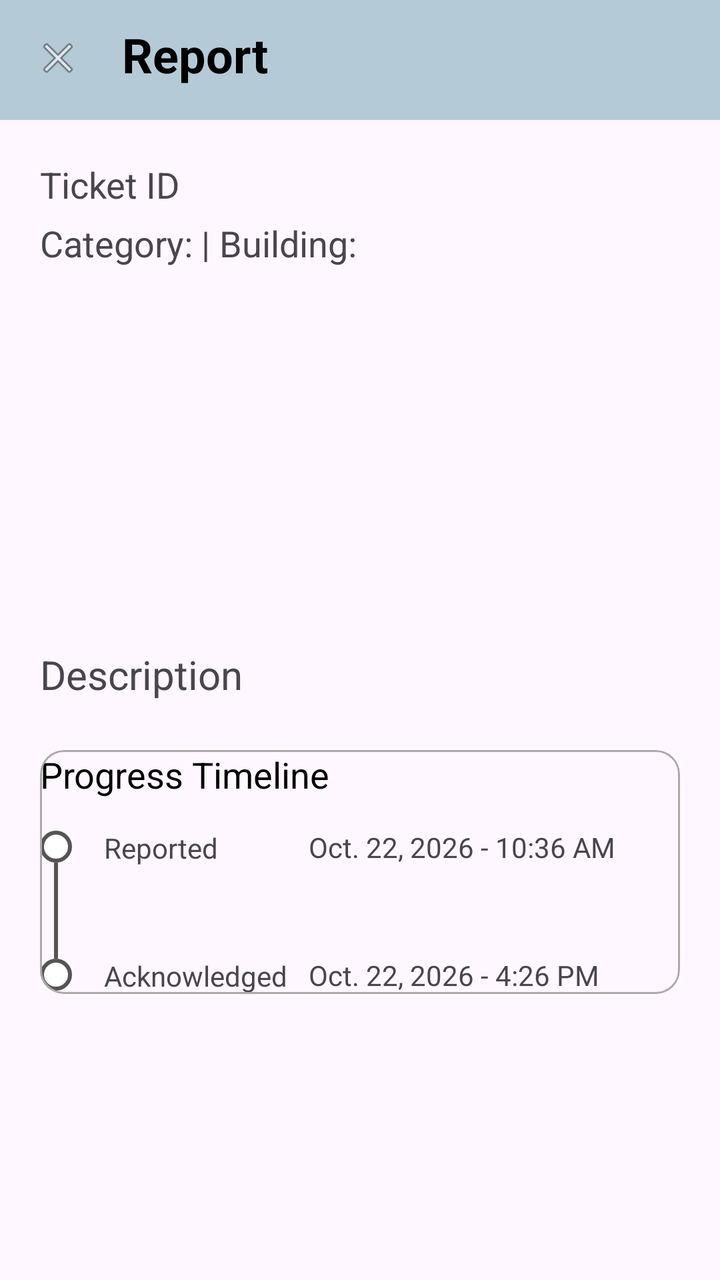
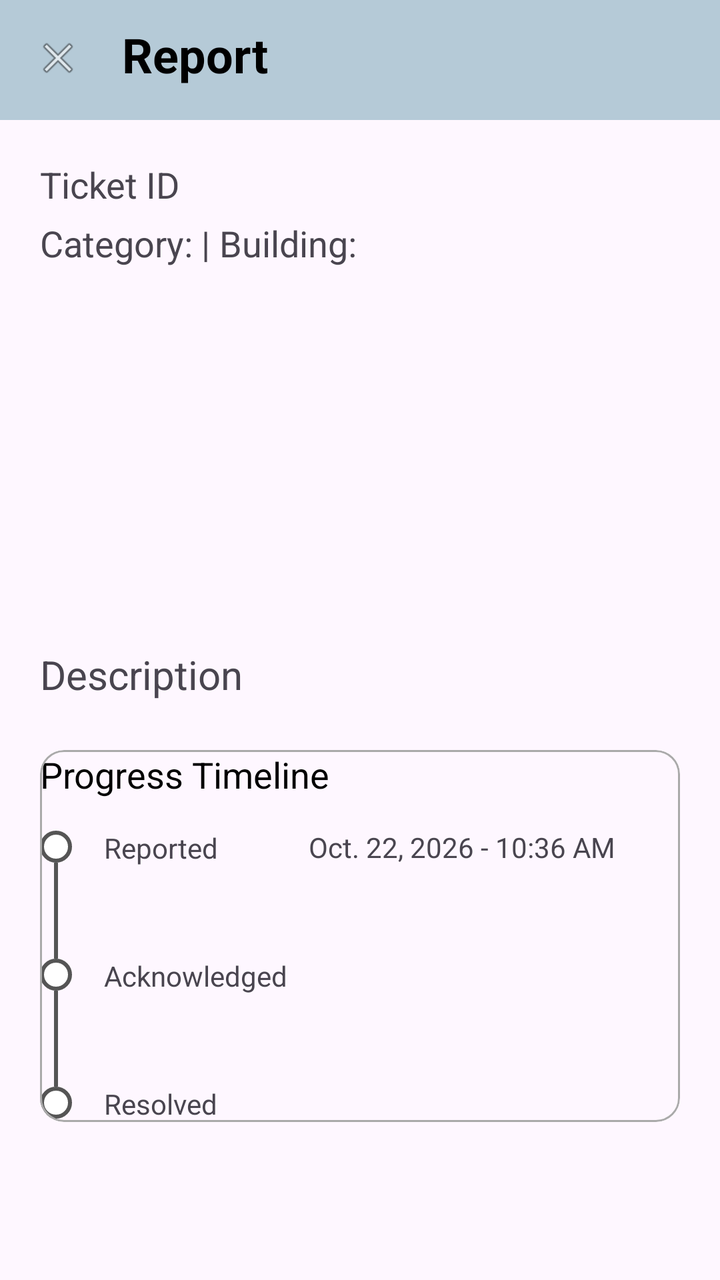

Two renders of the same Android screen: before a commit and after it. Below are the layout's source before the change and the commit's diff.
<!-- AndroidManifest.xml: application theme Theme.CampusFix -->
<!-- res/layout/activity_report_details.xml -->
<?xml version="1.0" encoding="utf-8"?>
<androidx.constraintlayout.widget.ConstraintLayout xmlns:android="http://schemas.android.com/apk/res/android"
    android:layout_width="match_parent"
    android:layout_height="match_parent"
    xmlns:app="http://schemas.android.com/apk/res-auto"
    android:id="@+id/main"
    android:orientation="vertical">
    
    <LinearLayout
        android:id="@+id/topBar"
        android:layout_width="match_parent"
        android:layout_height="60dp"
        android:background="@color/material_dynamic_secondary80"
        android:orientation="horizontal"
        android:gravity="left"
        android:padding="5dp"
        app:layout_constraintTop_toTopOf="parent"
        >
        <ImageView
            android:id="@+id/ivClose"
            android:layout_width="48dp"
            android:layout_height="48dp"
            android:layout_marginEnd="8dp"
            android:contentDescription="Close button"
            android:padding="12dp"
            android:src="@android:drawable/ic_menu_close_clear_cancel"
            />
        <TextView
            android:id="@+id/tvReportTitle"
            android:layout_width="wrap_content"
            android:layout_height="wrap_content"
            android:layout_marginTop="6dp"
            android:text="Report"
            android:textColor="@android:color/black"
            android:textSize="24sp"
            android:textStyle="bold"
            />
    </LinearLayout>

    <ScrollView
        android:layout_width="match_parent"
        android:layout_height="wrap_content"
        android:orientation="vertical"
        android:layout_margin="10dp"
        android:padding="10dp"
        app:layout_constraintTop_toBottomOf="@id/topBar"
        android:layout_gravity="fill_vertical"
        >
        <LinearLayout
            android:layout_width="match_parent"
            android:layout_height="match_parent"
            android:orientation="vertical"
            >
            <TextView
                android:id="@+id/tvTicketId"
                android:layout_width="wrap_content"
                android:layout_height="wrap_content"
                android:text="Ticket ID"
                android:textSize="18sp"/>
            <LinearLayout
                android:layout_width="wrap_content"
                android:layout_height="wrap_content"
                android:layout_marginVertical="5dp"
                >
                <TextView
                    android:layout_width="wrap_content"
                    android:layout_height="wrap_content"
                    android:id="@+id/tvCategory"
                    android:text="Category: | "
                    android:textSize="18sp"
                    />
                <TextView
                    android:id="@+id/tvBuildingRm"
                    android:layout_width="wrap_content"
                    android:layout_height="wrap_content"
                    android:text="Building:"
                    android:textSize="18sp"/>
            </LinearLayout>

            <ImageView
                android:layout_width="match_parent"
                android:layout_height="175dp"
                android:id="@+id/ivPhoto"
                android:layout_marginVertical="5dp"
                />

            <TextView
                android:layout_width="wrap_content"
                android:layout_height="wrap_content"
                android:text="Description"
                android:textSize="20sp"/>

            <TextView
                android:id="@+id/tvDescription"
                android:layout_width="match_parent"
                android:layout_height="wrap_content"
                android:textSize="18sp"
                android:text=""/>

            <com.google.android.material.card.MaterialCardView
                xmlns:android="http://schemas.android.com/apk/res/android"
                xmlns:app="http://schemas.android.com/apk/res-auto"
                android:layout_width="match_parent"
                android:layout_height="wrap_content"
                app:cardElevation="0dp"
                app:strokeColor="@android:color/darker_gray"
                app:strokeWidth="1dp">

                <LinearLayout
                    android:layout_width="match_parent"
                    android:layout_height="wrap_content"
                    android:orientation="vertical"
                    >

                    <TextView
                        android:layout_width="wrap_content"
                        android:layout_height="wrap_content"
                        android:text="Progress Timeline"
                        android:textColor="@android:color/black"
                        android:textSize="18sp" />

                    
                    <androidx.constraintlayout.widget.ConstraintLayout
                        android:layout_width="match_parent"
                        android:layout_height="wrap_content"
                        android:layout_marginTop="16dp"
                        android:minHeight="64dp">

                        <androidx.constraintlayout.widget.Guideline
                            android:id="@+id/guideline1"
                            android:layout_width="wrap_content"
                            android:layout_height="wrap_content"
                            android:orientation="vertical"
                            app:layout_constraintGuide_percent="0.42" />

                        <View
                            android:id="@+id/dotReported"
                            android:layout_width="16dp"
                            android:layout_height="16dp"
                            android:background="@drawable/timeline_dot"
                            app:layout_constraintStart_toStartOf="parent"
                            app:layout_constraintTop_toTopOf="parent" />

                        <View
                            android:id="@+id/lineReported"
                            android:layout_width="2dp"
                            android:layout_height="0dp"
                            android:background="#555555"
                            app:layout_constraintBottom_toBottomOf="parent"
                            app:layout_constraintEnd_toEndOf="@id/dotReported"
                            app:layout_constraintStart_toStartOf="@id/dotReported"
                            app:layout_constraintTop_toBottomOf="@id/dotReported" />

                        <TextView
                            android:id="@+id/tvReportedLabel"
                            android:layout_width="wrap_content"
                            android:layout_height="wrap_content"
                            android:layout_marginStart="16dp"
                            android:text="Reported"
                            android:textSize="14sp"
                            app:layout_constraintBottom_toBottomOf="@id/dotReported"
                            app:layout_constraintStart_toEndOf="@id/dotReported"
                            app:layout_constraintTop_toTopOf="@id/dotReported" />

                        <TextView
                            android:id="@+id/tvReportedTime"
                            android:layout_width="0dp"
                            android:layout_height="wrap_content"
                            android:text="Oct. 22, 2026 - 10:36 AM"
                            android:textSize="14sp"
                            app:layout_constraintBottom_toBottomOf="@id/dotReported"
                            app:layout_constraintEnd_toEndOf="parent"
                            app:layout_constraintStart_toStartOf="@id/guideline1"
                            app:layout_constraintTop_toTopOf="@id/dotReported" />
                    </androidx.constraintlayout.widget.ConstraintLayout>

                    
                    <androidx.constraintlayout.widget.ConstraintLayout
                        android:layout_width="match_parent"
                        android:layout_height="wrap_content">

                        <androidx.constraintlayout.widget.Guideline
                            android:id="@+id/guideline2"
                            android:layout_width="wrap_content"
                            android:layout_height="wrap_content"
                            android:orientation="vertical"
                            app:layout_constraintGuide_percent="0.42" />

                        <View
                            android:id="@+id/dotAcknowledged"
                            android:layout_width="16dp"
                            android:layout_height="16dp"
                            android:background="@drawable/timeline_dot"
                            app:layout_constraintStart_toStartOf="parent"
                            app:layout_constraintTop_toTopOf="parent" />

                        <TextView
                            android:id="@+id/tvAcknowledgedLabel"
                            android:layout_width="wrap_content"
                            android:layout_height="wrap_content"
                            android:layout_marginStart="16dp"
                            android:text="Acknowledged"
                            android:textSize="14sp"
                            app:layout_constraintBottom_toBottomOf="@id/dotAcknowledged"
                            app:layout_constraintStart_toEndOf="@id/dotAcknowledged"
                            app:layout_constraintTop_toTopOf="@id/dotAcknowledged" />

                        <TextView
                            android:id="@+id/tvAcknowledgedTime"
                            android:layout_width="0dp"
                            android:layout_height="wrap_content"
                            android:text="Oct. 22, 2026 - 4:26 PM"
                            android:textSize="14sp"
                            app:layout_constraintBottom_toBottomOf="@id/dotAcknowledged"
                            app:layout_constraintEnd_toEndOf="parent"
                            app:layout_constraintStart_toStartOf="@id/guideline2"
                            app:layout_constraintTop_toTopOf="@id/dotAcknowledged" />
                    </androidx.constraintlayout.widget.ConstraintLayout>

                </LinearLayout>
            </com.google.android.material.card.MaterialCardView>
        </LinearLayout>
    </ScrollView>

</androidx.constraintlayout.widget.ConstraintLayout>
<!-- resources referenced by this layout -->
<resources>
  <!-- drawable timeline_dot (drawable) -->
  <?xml version="1.0" encoding="utf-8"?>
  <shape xmlns:android="http://schemas.android.com/apk/res/android"
      android:shape="oval">
      <solid android:color="@android:color/white" />
      <stroke
          android:width="2dp"
          android:color="#555555" />
      <size
          android:width="16dp"
          android:height="16dp" />
  </shape>
  <style name="Theme.CampusFix" parent="Theme.Material3.Light.NoActionBar" />
</resources>

<!-- the commit's change to res/layout/activity_report_details.xml (unified diff, before → after) -->
@@ -176,8 +176,10 @@
 
                     
                     <androidx.constraintlayout.widget.ConstraintLayout
+                        android:id="@+id/stepAcknowledged"
                         android:layout_width="match_parent"
-                        android:layout_height="wrap_content">
+                        android:layout_height="wrap_content"
+                        android:minHeight="64dp">
 
                         <androidx.constraintlayout.widget.Guideline
                             android:id="@+id/guideline2"
@@ -194,6 +196,16 @@
                             app:layout_constraintStart_toStartOf="parent"
                             app:layout_constraintTop_toTopOf="parent" />
 
+                        <View
+                            android:id="@+id/lineAcknowledged"
+                            android:layout_width="2dp"
+                            android:layout_height="0dp"
+                            android:background="#555555"
+                            app:layout_constraintBottom_toBottomOf="parent"
+                            app:layout_constraintEnd_toEndOf="@id/dotAcknowledged"
+                            app:layout_constraintStart_toStartOf="@id/dotAcknowledged"
+                            app:layout_constraintTop_toBottomOf="@id/dotAcknowledged" />
+
                         <TextView
                             android:id="@+id/tvAcknowledgedLabel"
                             android:layout_width="wrap_content"
@@ -209,7 +221,6 @@
                             android:id="@+id/tvAcknowledgedTime"
                             android:layout_width="0dp"
                             android:layout_height="wrap_content"
-                            android:text="Oct. 22, 2026 - 4:26 PM"
                             android:textSize="14sp"
                             app:layout_constraintBottom_toBottomOf="@id/dotAcknowledged"
                             app:layout_constraintEnd_toEndOf="parent"
@@ -217,6 +228,49 @@
                             app:layout_constraintTop_toTopOf="@id/dotAcknowledged" />
                     </androidx.constraintlayout.widget.ConstraintLayout>
 
+                    
+                    <androidx.constraintlayout.widget.ConstraintLayout
+                        android:id="@+id/stepResolved"
+                        android:layout_width="match_parent"
+                        android:layout_height="wrap_content">
+
+                        <androidx.constraintlayout.widget.Guideline
+                            android:id="@+id/guideline3"
+                            android:layout_width="wrap_content"
+                            android:layout_height="wrap_content"
+                            android:orientation="vertical"
+                            app:layout_constraintGuide_percent="0.42" />
+
+                        <View
+                            android:id="@+id/dotResolved"
+                            android:layout_width="16dp"
+                            android:layout_height="16dp"
+                            android:background="@drawable/timeline_dot"
+                            app:layout_constraintStart_toStartOf="parent"
+                            app:layout_constraintTop_toTopOf="parent" />
+
+                        <TextView
+                            android:id="@+id/tvResolvedLabel"
+                            android:layout_width="wrap_content"
+                            android:layout_height="wrap_content"
+                            android:layout_marginStart="16dp"
+                            android:text="Resolved"
+                            android:textSize="14sp"
+                            app:layout_constraintBottom_toBottomOf="@id/dotResolved"
+                            app:layout_constraintStart_toEndOf="@id/dotResolved"
+                            app:layout_constraintTop_toTopOf="@id/dotResolved" />
+
+                        <TextView
+                            android:id="@+id/tvResolvedTime"
+                            android:layout_width="0dp"
+                            android:layout_height="wrap_content"
+                            android:textSize="14sp"
+                            app:layout_constraintBottom_toBottomOf="@id/dotResolved"
+                            app:layout_constraintEnd_toEndOf="parent"
+                            app:layout_constraintStart_toStartOf="@id/guideline3"
+                            app:layout_constraintTop_toTopOf="@id/dotResolved" />
+                    </androidx.constraintlayout.widget.ConstraintLayout>
+
                 </LinearLayout>
             </com.google.android.material.card.MaterialCardView>
         </LinearLayout>
